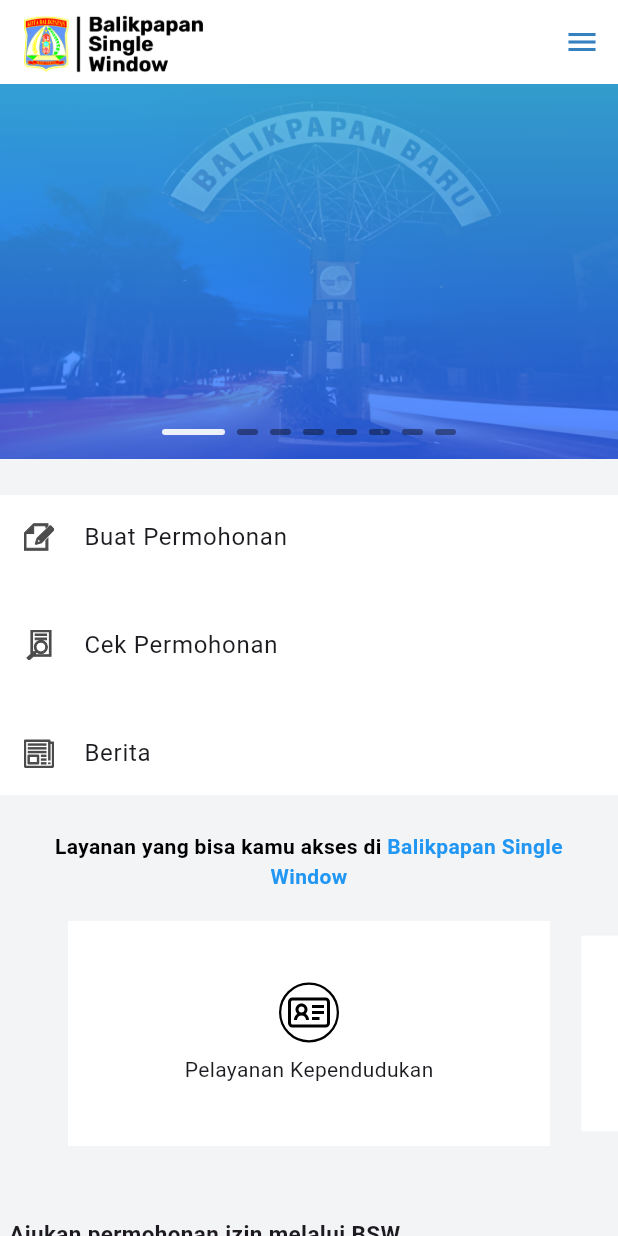
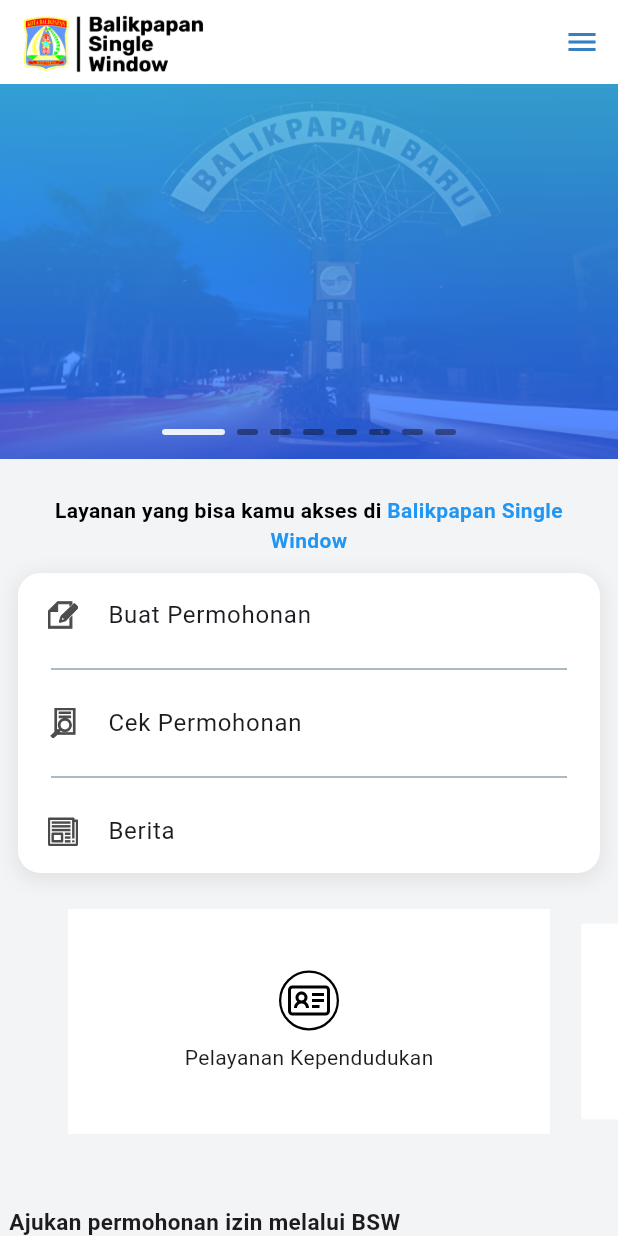
Before and after one commit to ZAZW27/BSWMobile, a Flutter app: the screen it shows after launch, on a phone screen of 412 x 824 dp. Run offline on Flutter 3.47's test engine with Material 3 defaults, Android fonts, the phone set to English and light mode, and no system bars; drawn by our look-alikes of carousel_slider, smooth_page_indicator; our stand-ins replace flutter_svg.

Commit message:
modified the bottom bertia to be modern and applike

```diff
--- a/lib/pages/home.dart
+++ b/lib/pages/home.dart
@@ -135,10 +135,11 @@
 class _HomePageState extends State<HomePage> {
   int bannerSlideIndicator = 0;
 
+
   @override
   Widget build(BuildContext context) {
     double screenWidth = MediaQuery.of(context).size.width;
-
+    final dividerCol = Colors.blueGrey.shade300;
     return Scaffold(
       appBar: appBar(),
       endDrawer: const NavDraw.NavigationDrawer(),
@@ -155,41 +156,10 @@
                 children: [
                   _CarouselBanner(screenWidth),
                   Container(
-                    margin: EdgeInsets.only(top: 24),
+                    margin: EdgeInsets.only(bottom: 18),
                     constraints: const BoxConstraints(maxWidth: 1000),
                     child: Column(
                       children: [
-                        Container(
-                          decoration: BoxDecoration(
-                            color: Colors.white
-                          ),
-                          child: Wrap(
-                            runSpacing: 16,
-                            children: [
-                              ListTile(
-                                leading: SvgPicture.asset('assets/icons/buat-permohonan.svg', width: 20, color: const Color.fromARGB(255, 75, 75, 75),),
-                                // leading: Icon(Icons.home_outlined),
-                                title: const Text('Buat Permohonan'),
-                                onTap: (){},
-                              ),
-                              ListTile(
-                                leading: SvgPicture.asset('assets/icons/cek-permohonan.svg', width: 20, color: const Color.fromARGB(255, 75, 75, 75),),
-                                // leading: Icon(Icons.home_outlined),
-                                title: const Text('Cek Permohonan'),
-                                onTap: (){},
-                              ),
-                              ListTile(
-                                leading: SvgPicture.asset('assets/icons/berita.svg', width: 20, color: const Color.fromARGB(255, 75, 75, 75),),
-                                // leading: Icon(Icons.home_outlined),
-                                title: const Text('Berita'),
-                                onTap: () {
-                                  // Navigator.pop(context);
-                                  // Navigator.of(context).push(MaterialPageRoute(builder: (context) => const Berita()));
-                                },
-                              ),
-                            ],
-                          ),
-                        ),
                         Container(
                           width: screenWidth * 0.9,
                           padding: const EdgeInsets.symmetric(horizontal: 8),
@@ -212,6 +182,50 @@
                               ],
                             ),
                             textAlign: TextAlign.center, // Center the text
+                          ),
+                        ),
+                        Container(
+                          padding: EdgeInsets.symmetric(horizontal: 4),
+                          margin: EdgeInsets.only(bottom: 12, top: 4, left: 12, right: 12),
+                          decoration: BoxDecoration(
+                            color: Colors.white,
+                            borderRadius: BorderRadius.circular(15),
+                            boxShadow: [
+                              BoxShadow(
+                                color: Colors.grey.withOpacity(0.2),
+                                spreadRadius: 2,
+                                blurRadius: 10,
+                                offset: Offset(0, 3), // changes position of shadow
+                              ),
+                            ],
+                          ),
+                          child: Wrap(
+                            // runSpacing: 8,
+                            children: [
+                              ListTile(
+                                leading: SvgPicture.asset('assets/icons/buat-permohonan.svg', width: 20, color: const Color.fromARGB(255, 75, 75, 75),),
+                                // leading: Icon(Icons.home_outlined),
+                                title: const Text('Buat Permohonan'),
+                                onTap: (){},
+                              ),
+                              Container(margin: EdgeInsets.symmetric(horizontal: 18), child: Divider(color: dividerCol,)),
+                              ListTile(
+                                leading: SvgPicture.asset('assets/icons/cek-permohonan.svg', width: 20, color: const Color.fromARGB(255, 75, 75, 75),),
+                                // leading: Icon(Icons.home_outlined),
+                                title: const Text('Cek Permohonan'),
+                                onTap: (){},
+                              ),
+                              Container(margin: EdgeInsets.symmetric(horizontal: 18), child: Divider(color: dividerCol,)),
+                              ListTile(
+                                leading: SvgPicture.asset('assets/icons/berita.svg', width: 20, color: const Color.fromARGB(255, 75, 75, 75),),
+                                // leading: Icon(Icons.home_outlined),
+                                title: const Text('Berita'),
+                                onTap: () {
+                                  // Navigator.pop(context);
+                                  // Navigator.of(context).push(MaterialPageRoute(builder: (context) => const Berita()));
+                                },
+                              ),
+                            ],
                           ),
                         ),
                         _CarouselLayanan(screenWidth),
@@ -310,7 +324,7 @@
           return buildBeritaPair(index, screenWidth, dataBeritaList);
         },
         options: CarouselOptions(
-          height: screenWidth < 600 ? 600 : 350,
+          height: screenWidth < 600 ? 350 : 350,
           autoPlay: true,
           autoPlayInterval: const Duration(seconds: 5),
           autoPlayAnimationDuration: const Duration(milliseconds: 1500),
@@ -325,7 +339,7 @@
   Container(
     margin: const EdgeInsets.symmetric(horizontal: 4, vertical: 8),
     height: null,
-    width: screenWidth < 600 ? screenWidth / 2 - 20 : screenWidth > 1100 ? 1000 / 2 - 10 :screenWidth / 2 - 80,
+    width: screenWidth < 600 ? screenWidth : screenWidth > 1100 ? 1000 / 2 - 10 :screenWidth / 2 - 80,
 
     decoration: const BoxDecoration(
       // color: Colors.blue,
@@ -335,28 +349,23 @@
       children: [
         Container(
           constraints: BoxConstraints(maxHeight: screenWidth < 600 ? 150 : 200),
-          decoration: const BoxDecoration(
-            color: Colors.red,
-            borderRadius: BorderRadius.only(
-              topLeft: Radius.circular(15),
-              topRight: Radius.circular(15),
-            )
-          ),
           child: Stack(
             children: [
               Container(
                 decoration: BoxDecoration(
                   color: Colors.blue.withOpacity(0.5),
-                  borderRadius: const BorderRadius.only(
-                    topLeft: Radius.circular(15),
-                    topRight: Radius.circular(15),
-                  ),
+                  // borderRadius: const BorderRadius.only(
+                  //   topLeft: Radius.circular(15),
+                  //   topRight: Radius.circular(15),
+                  // ),
+                  borderRadius: BorderRadius.circular(15),
                 ),
                 child: ClipRRect(
-                  borderRadius: const BorderRadius.only(
-                    topLeft: Radius.circular(15),
-                    topRight: Radius.circular(15),
-                  ),
+                  // borderRadius: const BorderRadius.only(
+                  //   topLeft: Radius.circular(15),
+                  //   topRight: Radius.circular(15),
+                  // ),
+                  borderRadius: BorderRadius.circular(15),
                   child: Image.asset(
                     'assets/img/berita/' + gambar,
                     fit: BoxFit.cover,
@@ -366,7 +375,23 @@
                   ),
                 ),
               ),
-
+              Center(
+                child: Container(
+                  width: screenWidth,
+                  height: screenWidth < 600 ? 250:400,
+                  decoration: BoxDecoration(
+                    borderRadius: BorderRadius.circular(15),
+                    gradient: LinearGradient(
+                      begin: Alignment.topCenter,
+                      end: Alignment.bottomCenter,
+                      colors: [
+                        Colors.black.withOpacity(0.1),
+                        Colors.black.withOpacity(0.85),
+                      ],
+                    ),
+                  ),
+                ),
+              ),
               Container(
                 width: 55,
                 height: 70,
@@ -415,23 +440,31 @@
                   ],
                 ),
               ),
-            ],
-          ),
-        ),
               Container(
+                // decoration: BoxDecoration(color: Colors.amber),
                 padding: EdgeInsets.symmetric(horizontal: screenWidth < 600 ? 4 : 10, vertical: 8),
                 child: Column(
+                  mainAxisAlignment: MainAxisAlignment.end,
+                  crossAxisAlignment: CrossAxisAlignment.start,
                   children: [
                     Text(
                       judul,
-                style: const TextStyle(
-                  fontSize: 20,
-                  fontWeight: FontWeight.w700,
+                      style: TextStyle(
+                        fontSize: screenWidth < 600 ? 10.2:14,
+                        fontWeight: screenWidth < 600 ? FontWeight.w600 : FontWeight.w700,
+                        color: Colors.white,
                       ),
                     ),
                     Text(
                       truncateText(isi, 15),
-                textAlign: TextAlign.justify,
+                      textAlign: TextAlign.start,
+                      style: TextStyle(
+                        color: Colors.white,
+                        fontSize: screenWidth < 600 ? 8:10
+                      ),
+                    ),
+                  ],
+                ),
               ),
             ],
           ),
@@ -446,14 +479,8 @@
     DataBerita currentBerita = beritaList[index * 2];
     DataBerita nextBerita = beritaList[index * 2 + 1];
 
-    return SizedBox(
-      width: double.infinity,
-      // decoration: BoxDecoration(color: Colors.yellow.withOpacity(0.4)),
-      child: Wrap(
-        direction: Axis.horizontal,
-        alignment: WrapAlignment.center,
-        // runSpacing: 8.0,
-        children: [
+    // Define your common set of widgets
+    final commonChildWidgets = [
       buildBerita(
         index * 2,
         screenWidth,
@@ -474,12 +501,20 @@
         nextBerita.bulan,
         nextBerita.tahun,
       ),
-        ],
-      ),
+    ];
+
+    // Use the common widgets in your UI based on screenWidth
+    return screenWidth < 600
+        ? Column(
+            children: commonChildWidgets,
+          )
+        : Wrap(
+            children: commonChildWidgets,
           );
   }
 
-  return const SizedBox.shrink(); // Adjust this as needed based on your widget structure
+  // Return an empty SizedBox if indices are not valid
+  return SizedBox.shrink();
 }
 
 
```
Lines whose indentation alone changed are shown as unchanged.
